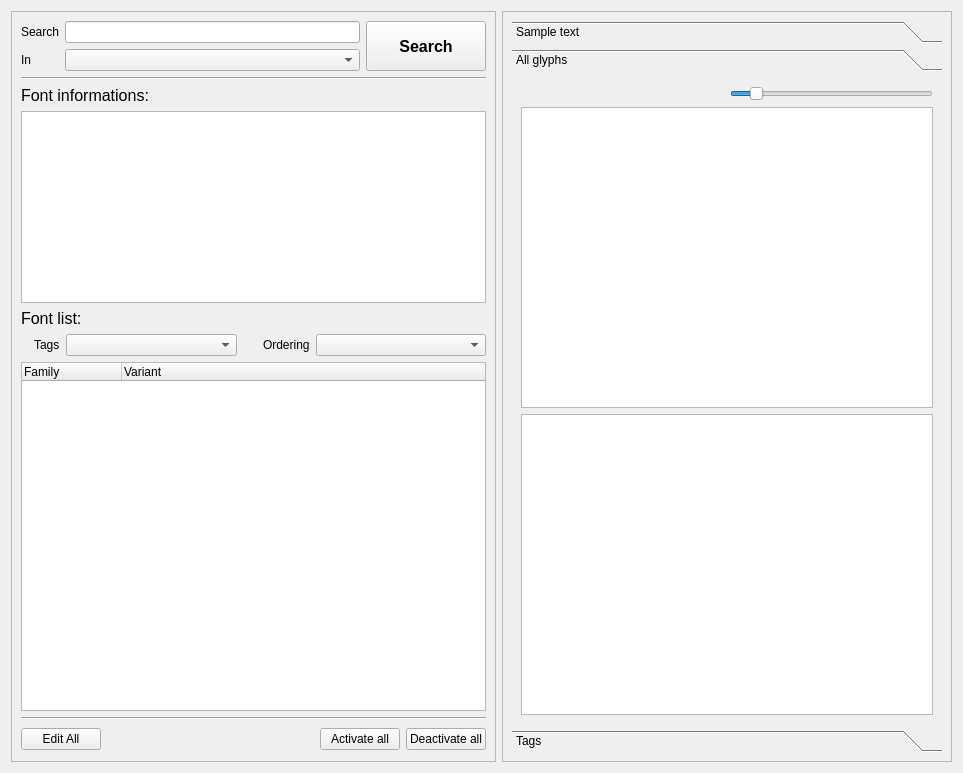
Qt form src/mainview.ui (fontmatrix/fontmatrix) before a commit.
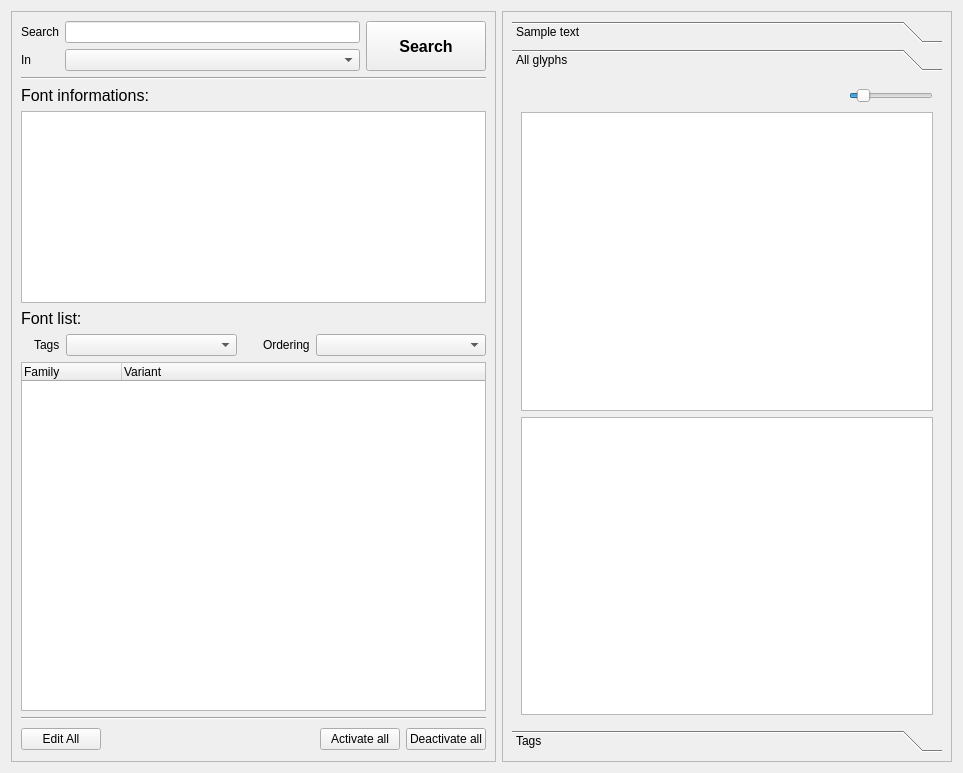
The same form after that commit. The open tabs and pages were chosen to show the change. Icons and pictures are not drawn.

Patch:
```diff
--- a/src/mainview.ui
+++ b/src/mainview.ui
@@ -417,7 +417,46 @@
           <string>All glyphs</string>
          </attribute>
          <layout class="QGridLayout" >
+          <item row="0" column="0" >
+           <spacer>
+            <property name="orientation" >
+             <enum>Qt::Horizontal</enum>
+            </property>
+            <property name="sizeHint" >
+             <size>
+              <width>40</width>
+              <height>20</height>
+             </size>
+            </property>
+           </spacer>
+          </item>
           <item row="0" column="1" >
+           <spacer>
+            <property name="orientation" >
+             <enum>Qt::Horizontal</enum>
+            </property>
+            <property name="sizeHint" >
+             <size>
+              <width>40</width>
+              <height>20</height>
+             </size>
+            </property>
+           </spacer>
+          </item>
+          <item row="0" column="2" >
+           <widget class="QLabel" name="label_2" >
+            <property name="text" >
+             <string/>
+            </property>
+            <property name="pixmap" >
+             <pixmap resource="application.qrc" >:/zoom.png</pixmap>
+            </property>
+            <property name="alignment" >
+             <set>Qt::AlignRight|Qt::AlignTrailing|Qt::AlignVCenter</set>
+            </property>
+           </widget>
+          </item>
+          <item row="0" column="3" >
            <widget class="QSlider" name="allZoom" >
             <property name="sizePolicy" >
              <sizepolicy vsizetype="Fixed" hsizetype="Preferred" >
@@ -439,10 +478,10 @@
             </property>
            </widget>
           </item>
-          <item row="1" column="0" colspan="2" >
+          <item row="1" column="0" colspan="4" >
            <widget class="QGraphicsView" name="abcView" />
           </item>
-          <item row="2" column="0" colspan="2" >
+          <item row="2" column="0" colspan="4" >
            <widget class="QTextBrowser" name="glyphInfo" />
           </item>
          </layout>
```
Left out of the diff: 52 changed lines with no effect on the pictures.
